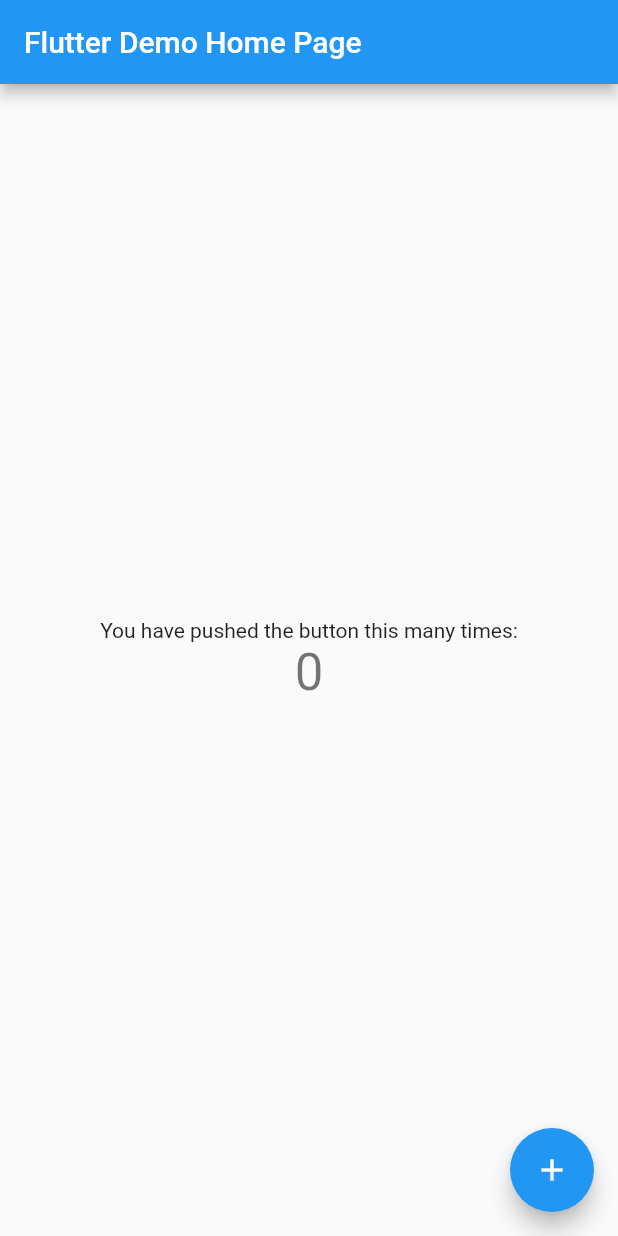
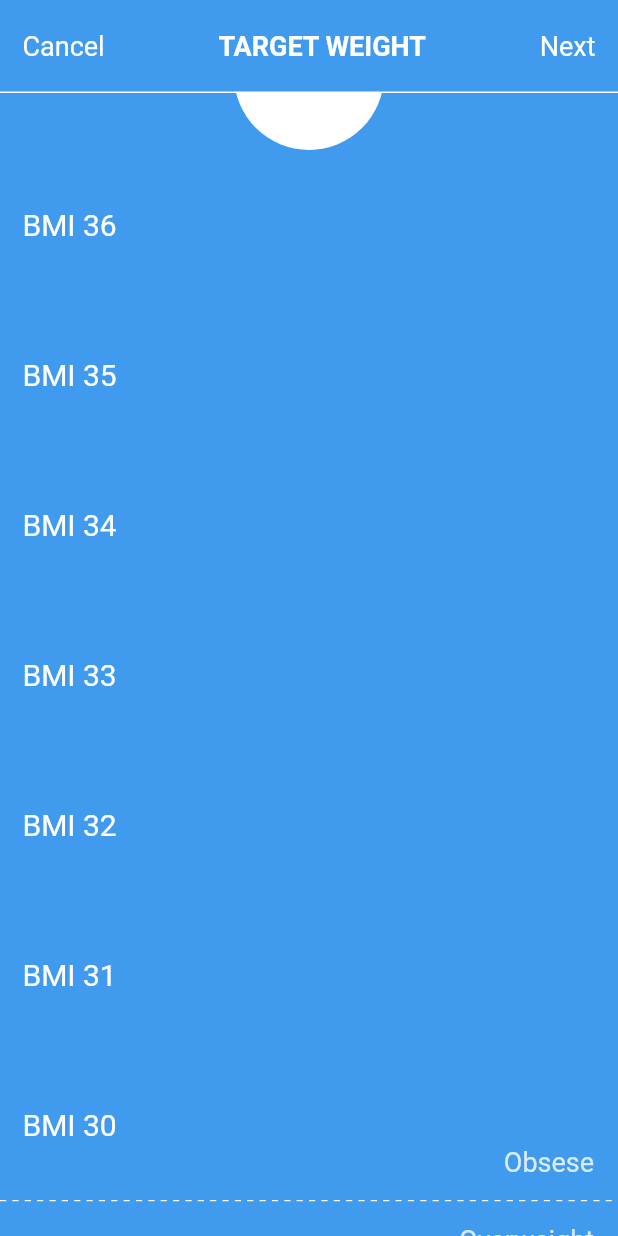
Before and after one commit to tronglv92/withings_health_mate, a Flutter app: the screen it shows after launch, on a phone screen of 412 x 824 dp. Run offline on Flutter 3.47's test engine with Material 2 defaults, Android fonts, the phone set to English and light mode, and no system bars; missing offline and left inert: interpolate.

Commit message:
complete animation

```diff
--- a/lib/main.dart
+++ b/lib/main.dart
@@ -1,4 +1,5 @@
 import 'package:flutter/material.dart';
+import 'package:withings_health_mate/pages/weight_target_page.dart';
 
 void main() {
   runApp(MyApp());
@@ -22,92 +23,7 @@ class MyApp extends StatelessWidget {
         // is not restarted.
         primarySwatch: Colors.blue,
       ),
-      home: MyHomePage(title: 'Flutter Demo Home Page'),
+      home: WeightTargetPage(),
     );
   }
 }
-
-class MyHomePage extends StatefulWidget {
-  MyHomePage({Key key, this.title}) : super(key: key);
-
-  // This widget is the home page of your application. It is stateful, meaning
-  // that it has a State object (defined below) that contains fields that affect
-  // how it looks.
-
-  // This class is the configuration for the state. It holds the values (in this
-  // case the title) provided by the parent (in this case the App widget) and
-  // used by the build method of the State. Fields in a Widget subclass are
-  // always marked "final".
-
-  final String title;
-
-  @override
-  _MyHomePageState createState() => _MyHomePageState();
-}
-
-class _MyHomePageState extends State<MyHomePage> {
-  int _counter = 0;
-
-  void _incrementCounter() {
-    setState(() {
-      // This call to setState tells the Flutter framework that something has
-      // changed in this State, which causes it to rerun the build method below
-      // so that the display can reflect the updated values. If we changed
-      // _counter without calling setState(), then the build method would not be
-      // called again, and so nothing would appear to happen.
-      _counter++;
-    });
-  }
-
-  @override
-  Widget build(BuildContext context) {
-    // This method is rerun every time setState is called, for instance as done
-    // by the _incrementCounter method above.
-    //
-    // The Flutter framework has been optimized to make rerunning build methods
-    // fast, so that you can just rebuild anything that needs updating rather
-    // than having to individually change instances of widgets.
-    return Scaffold(
-      appBar: AppBar(
-        // Here we take the value from the MyHomePage object that was created by
-        // the App.build method, and use it to set our appbar title.
-        title: Text(widget.title),
-      ),
-      body: Center(
-        // Center is a layout widget. It takes a single child and positions it
-        // in the middle of the parent.
-        child: Column(
-          // Column is also a layout widget. It takes a list of children and
-          // arranges them vertically. By default, it sizes itself to fit its
-          // children horizontally, and tries to be as tall as its parent.
-          //
-          // Invoke "debug painting" (press "p" in the console, choose the
-          // "Toggle Debug Paint" action from the Flutter Inspector in Android
-          // Studio, or the "Toggle Debug Paint" command in Visual Studio Code)
-          // to see the wireframe for each widget.
-          //
-          // Column has various properties to control how it sizes itself and
-          // how it positions its children. Here we use mainAxisAlignment to
-          // center the children vertically; the main axis here is the vertical
-          // axis because Columns are vertical (the cross axis would be
-          // horizontal).
-          mainAxisAlignment: MainAxisAlignment.center,
-          children: <Widget>[
-            Text(
-              'You have pushed the button this many times:',
-            ),
-            Text(
-              '$_counter',
-              style: Theme.of(context).textTheme.headline4,
-            ),
-          ],
-        ),
-      ),
-      floatingActionButton: FloatingActionButton(
-        onPressed: _incrementCounter,
-        tooltip: 'Increment',
-        child: Icon(Icons.add),
-      ), // This trailing comma makes auto-formatting nicer for build methods.
-    );
-  }
-}
--- /dev/null
+++ b/lib/pages/appbar_header.dart
@@ -0,0 +1,56 @@
+import 'package:flutter/material.dart';
+import 'package:withings_health_mate/pages/weight_target_page.dart';
+
+class AppbarHeader extends StatelessWidget {
+
+  final Animation<double> animation;
+  AppbarHeader({this.animation});
+  @override
+  Widget build(BuildContext context) {
+    return Positioned(
+      top: 0,
+
+      width: MediaQuery.of(context).size.width,
+      child: AnimatedBuilder(
+        animation: animation,
+        child: Container(
+          decoration: BoxDecoration(
+              color: backgroundColor,
+              border: Border(bottom: BorderSide(width: 1, color: Colors.white))),
+          child: Row(
+            mainAxisAlignment: MainAxisAlignment.spaceBetween,
+            children: [
+              Padding(
+                padding: const EdgeInsets.symmetric(vertical: 20, horizontal: 15),
+                child: Text(
+                  "Cancel",
+                  style: TextStyle(fontSize: 18, color: Colors.white),
+                ),
+              ),
+              Text(
+                "TARGET WEIGHT",
+                style: TextStyle(
+                    fontSize: 18,
+                    color: Colors.white,
+                    fontWeight: FontWeight.bold),
+              ),
+              Padding(
+                padding: const EdgeInsets.symmetric(vertical: 20, horizontal: 15),
+                child: Text(
+                  "Next",
+                  style: TextStyle(fontSize: 18, color: Colors.white),
+                ),
+              ),
+            ],
+          ),
+        ),
+        builder: (BuildContext context, Widget child){
+          return Transform.translate(
+            offset: Offset(0,animation!=null?animation.value:0),
+            child: child,
+          );
+        },
+      ),
+    );
+  }
+}
--- /dev/null
+++ b/lib/pages/cursor.dart
@@ -0,0 +1,36 @@
+import 'package:flutter/material.dart';
+import 'package:withings_health_mate/pages/weight_target_page.dart';
+class Cursor extends StatelessWidget {
+  final double scale;
+  final String kg;
+  Cursor({this.scale,this.kg});
+  @override
+  Widget build(BuildContext context) {
+
+    return Positioned.fill(
+
+
+      child: Center(
+        child: Transform.scale(
+          scale:scale,
+          child: Container(
+            height: 100,
+            width: 100,
+            decoration: BoxDecoration(
+                color: backgroundColor,
+                borderRadius: BorderRadius.circular(50),
+            border: Border.all(width: 2,color: Colors.white,)
+            ),
+            child: Center(
+              child:  Text(
+                kg,
+                style: TextStyle(fontSize: 24, color: Colors.white),
+              ),
+            ),
+
+          ),
+        ),
+      ),
+    );
+  }
+}
--- /dev/null
+++ b/lib/pages/main_cursor.dart
@@ -0,0 +1,43 @@
+import 'package:flutter/material.dart';
+
+import 'weight_target_page.dart';
+
+class MainCursor extends StatelessWidget {
+  final double top;
+  final String kg;
+  final Animation<double> animation;
+
+  MainCursor({this.top, this.kg,this.animation});
+
+  @override
+  Widget build(BuildContext context) {
+    final Size size = MediaQuery.of(context).size;
+
+    return Positioned(
+      // top: size.height/2-SIZE_MAIN_CURSOR/2,
+      top: top,
+      left: size.width / 2 - SIZE_MAIN_CURSOR / 2,
+
+      child: AnimatedBuilder(
+        animation:animation ,
+        child: Container(
+          height: SIZE_MAIN_CURSOR,
+          width: SIZE_MAIN_CURSOR,
+          decoration: BoxDecoration(
+            color: Colors.white,
+            borderRadius: BorderRadius.circular(50),
+          ),
+          child: Center(
+            child: Text(
+              kg,
+              style: TextStyle(fontSize: 30, color: backgroundColor),
+            ),
+          ),
+        ),
+        builder: (BuildContext context, Widget child){
+          return Transform.scale(scale: animation.value,child: child,);
+        },
+      ),
+    );
+  }
+}
--- /dev/null
+++ b/lib/pages/opposite_cursor.dart
@@ -0,0 +1,24 @@
+import 'package:flutter/material.dart';
+class OppositeCursor extends StatelessWidget {
+  final double top;
+  OppositeCursor({this.top});
+  @override
+  Widget build(BuildContext context) {
+    final Size size=MediaQuery.of(context).size;
+    return Positioned(
+      top: top,
+      left: size.width/2-25/2,
+      height: 25,
+      width: 25,
+      child: Container(
+        decoration: BoxDecoration(
+            color: Colors.white,
+
+            borderRadius: BorderRadius.circular(25/2),
+
+        ),
+
+      ),
+    );
+  }
+}
--- /dev/null
+++ b/lib/pages/separator.dart
@@ -0,0 +1,24 @@
+import 'package:flutter/material.dart';
+
+class Separator extends StatelessWidget {
+  Separator({this.dash = 50});
+
+  final int dash;
+
+  @override
+  Widget build(BuildContext context) {
+    double width = (MediaQuery.of(context).size.width / (dash * 2));
+
+    return Row(
+      children: [
+        for (int i = 0; i < dash; i++)
+          Container(
+            width: width,
+            height: 1,
+            color: Colors.white,
+            margin: EdgeInsets.only(right: width),
+          )
+      ],
+    );
+  }
+}
--- /dev/null
+++ b/lib/pages/weight_target_page.dart
@@ -0,0 +1,285 @@
+import 'package:flutter/material.dart';
+import 'package:interpolate/interpolate.dart';
+import 'package:withings_health_mate/helper/scale_linear.dart';
+import 'package:withings_health_mate/pages/opposite_cursor.dart';
+import 'package:withings_health_mate/pages/separator.dart';
+import 'package:withings_health_mate/widgets/appbar_empty.dart';
+import 'dart:math' as math;
+
+import 'appbar_header.dart';
+import 'cursor.dart';
+import 'line.dart';
+import 'main_cursor.dart';
+
+const double ROW_HEIGHT = 100;
+const Color backgroundColor = Color.fromRGBO(64, 154, 238, 1.0);
+const double SIZE_MAIN_CURSOR = 100;
+
+class WeightTargetPage extends StatefulWidget {
+  @override
+  _WeightTargetPageState createState() => _WeightTargetPageState();
+}
+
+class _WeightTargetPageState extends State<WeightTargetPage>
+    with TickerProviderStateMixin {
+  double weightBody = 84;
+  double heightBody = 1.77;
+  int from;
+  int to;
+
+  Map<int, String> separators = {
+    18: "Underweight",
+    19: "Healthy weight",
+    24: "Healthy weight",
+    25: "Overweight",
+    29: "Overweight",
+    30: "Obsese",
+  };
+
+  ScrollController _scrollController;
+  double scrollPosition = 0;
+  double middlePositionScroll;
+
+  Interpolate ipTranslateY;
+  Interpolate ipTranslateY2;
+  Interpolate ipScale;
+  Interpolate ipHeightLine;
+  Interpolate ipBMIToPositionScroll;
+  Interpolate ipPositionToBMI;
+
+  // ScaleLinear _scaleLinear;
+
+  String totalKg = "";
+  String relativeKg = "";
+
+  AnimationController _controllerHeader;
+  Animation<double> topOffset;
+
+  AnimationController _controllerMainCursor;
+  Animation<double> _scaleMainCursor;
+
+  @override
+  void initState() {
+    // TODO: implement initState
+    super.initState();
+
+    int BMI = (weightBody / (heightBody * heightBody)).round();
+    from = BMI - 10;
+    to = BMI + 10;
+
+    _scrollController = ScrollController();
+    _scrollController.addListener(() {
+      setState(() {
+        scrollPosition = _scrollController.offset;
+        if (ipBMIToPositionScroll != null && ipPositionToBMI != null) {
+          update(scrollPosition);
+        }
+      });
+    });
+    initAnimationHeader();
+    // Tween(begin: ,end: ).l
+    WidgetsBinding.instance.addPostFrameCallback((timeStamp) {
+      final Size size = MediaQuery.of(context).size;
+      final bottomPadding = MediaQuery.of(context).padding.bottom;
+      final topPadding = MediaQuery.of(context).padding.top;
+      // double endPositionScroll = 21 * ROW_HEIGHT - size.height;
+      // middlePositionScroll = endPositionScroll / 2;
+      // _scrollController.jumpTo(middlePositionScroll);
+
+      initInterpolate(size, bottomPadding, topPadding);
+      scrollToDefaultValue();
+    });
+  }
+
+  void initInterpolate(Size size, double bottomPadding, double topPadding) {
+    double heightScreen = size.height - bottomPadding - topPadding;
+    List<double> inputRange = [0, 21 * ROW_HEIGHT - heightScreen];
+    ipTranslateY = Interpolate(
+        inputRange: inputRange,
+        outputRange: [0, heightScreen - SIZE_MAIN_CURSOR],
+        extrapolate: Extrapolate.clamp);
+    ipTranslateY2 = Interpolate(
+        inputRange: inputRange,
+        outputRange: [heightScreen - 50, 0],
+        extrapolate: Extrapolate.clamp);
+    ipScale = Interpolate(
+      inputRange: [inputRange[0], inputRange[1] / 2, inputRange[1]],
+      outputRange: [0.5, 1, 0.5],
+    );
+    ipHeightLine = Interpolate(
+        inputRange: [inputRange[0], inputRange[1] / 2, inputRange[1]],
+        outputRange: [heightScreen - 150, 25, heightScreen - 100],
+        extrapolate: Extrapolate.clamp);
+
+    ipBMIToPositionScroll = Interpolate(
+        inputRange: [from.toDouble(), to.toDouble()],
+        outputRange: [21 * ROW_HEIGHT - heightScreen, 0],
+        extrapolate: Extrapolate.clamp);
+    ipPositionToBMI = Interpolate(
+        inputRange: [0, 21 * ROW_HEIGHT - heightScreen],
+        outputRange: [to.toDouble(), from.toDouble()],
+        extrapolate: Extrapolate.clamp);
+    // _scaleLinear = ScaleLinear(
+    //     inputRange: [from.toDouble(), to.toDouble()], outputRange: [0, 21 * ROW_HEIGHT - heightScreen]);
+  }
+
+  void initAnimationHeader() {
+    _controllerHeader =
+        AnimationController(vsync: this, duration: Duration(milliseconds: 300));
+    final Animation<double> curve =
+        CurvedAnimation(parent: _controllerHeader, curve: Curves.ease);
+    topOffset = Tween<double>(begin: 0, end: -300).animate(curve);
+
+    _controllerMainCursor = AnimationController(
+        vsync: this, duration: Duration(milliseconds: 2000));
+
+    _scaleMainCursor =
+        Tween<double>(begin: 1, end: 1.2).animate(CurvedAnimation(
+            parent: _controllerMainCursor,
+            curve: Interval(
+              0.8,
+              1,
+              curve: Curves.elasticOut,
+            )));
+  }
+
+  void scrollToDefaultValue() {
+    double BMI = (weightBody / (heightBody * heightBody));
+
+    double position = ipBMIToPositionScroll.eval(BMI);
+
+    _scrollController.jumpTo(position);
+  }
+
+  void update(double value) {
+    double BMI = ipPositionToBMI.eval(value);
+
+    double kg = BMI * heightBody * heightBody;
+    totalKg = ((kg * 2).round() / 2).toStringAsFixed(1);
+    relativeKg = (((kg - weightBody) * 2).round() / 2).toStringAsFixed(1);
+  }
+
+  @override
+  void dispose() {
+    // TODO: implement dispose
+    _scrollController?.dispose();
+    _controllerHeader?.dispose();
+    _controllerMainCursor?.dispose();
+    super.dispose();
+  }
+
+  @override
+  Widget build(BuildContext context) {
+
+    return Scaffold(
+      backgroundColor: backgroundColor,
+      body: SafeArea(
+        child: Stack(
+          children: [
+            NotificationListener(
+              onNotification: (t) {
+                if (t is ScrollEndNotification) {
+                  _controllerHeader?.reverse();
+                  _controllerMainCursor?.reset();
+                  _controllerMainCursor?.repeat();
+                } else if (t is ScrollStartNotification) {
+                  _controllerHeader?.reset();
+                  _controllerHeader?.forward();
+
+                  _controllerMainCursor?.reset();
+                }
+                return true;
+              },
+              child: ListView(
+                controller: _scrollController,
+                physics: ClampingScrollPhysics(),
+                children: _buildListBMI().reversed.toList(),
+              ),
+            ),
+
+            Positioned.fill(
+                child: IgnorePointer(
+              ignoring: true,
+              child: Stack(
+                children: [
+
+                  Line(scrollPosition: scrollPosition,ipTranslateY: ipTranslateY,ipTranslateY2: ipTranslateY2,),
+                  OppositeCursor(
+                    top: ipTranslateY2 != null
+                        ? ipTranslateY2.eval(scrollPosition)
+                        : 0,
+                  ),
+                  Cursor(
+                    scale: ipScale != null ? ipScale.eval(scrollPosition) : 0,
+                    kg: relativeKg,
+                  ),
+                  MainCursor(
+                    top: ipTranslateY != null
+                        ? ipTranslateY.eval(scrollPosition)
+                        : 0,
+                    kg: totalKg,
+                    animation: _scaleMainCursor,
+                  ),
+                ],
+              ),
+            )),
+            topOffset!=null?AppbarHeader(animation: topOffset,):Container(),
+          ],
+        ),
+      ),
+    );
+  }
+
+  List<Widget> _buildListBMI() {
+    int range = to - from + 1;
+    List<Widget> results = [];
+    for (int i = 0; i < range; i++) {
+      int BMI = from + i;
+      String label = separators[BMI];
+      bool opening = separators[BMI - 1] != null;
+      results.add(Container(
+        key: Key(i.toString()),
+        // color: Colors.red,
+        decoration: BoxDecoration(
+            // border: Border.all(color: Colors.white,width: 1),
+            color: backgroundColor),
+
+        child: Column(
+          children: [
+            Container(
+              height: ROW_HEIGHT,
+              child: Row(
+                mainAxisAlignment: MainAxisAlignment.spaceBetween,
+                children: [
+                  Padding(
+                    padding: const EdgeInsets.symmetric(horizontal: 15),
+                    child: Text(
+                      "BMI " + BMI.toString(),
+                      style: TextStyle(fontSize: 20, color: Colors.white),
+                    ),
+                  ),
+                  if (label != null)
+                    Align(
+                      alignment: opening == true
+                          ? Alignment.bottomRight
+                          : Alignment.topRight,
+                      child: Padding(
+                        padding: const EdgeInsets.symmetric(
+                            horizontal: 16, vertical: 15),
+                        child: Text(label,
+                            style: TextStyle(
+                                fontSize: 18,
+                                color: Colors.white.withOpacity(0.8))),
+                      ),
+                    ),
+                ],
+              ),
+            ),
+            if (opening == true && label != null) Separator()
+          ],
+        ),
+      ));
+    }
+    return results;
+  }
+}
--- a/pubspec.yaml
+++ b/pubspec.yaml
@@ -28,6 +28,7 @@ dependencies:
   # The following adds the Cupertino Icons font to your application.
   # Use with the CupertinoIcons class for iOS style icons.
   cupertino_icons: ^1.0.2
+  interpolate: ^1.0.2+2
 
 dev_dependencies:
   flutter_test:
```
Also changed, not shown: lib/helper/scale_linear.dart (added, +47 -0 lines), lib/pages/line.dart (added, +39 -0 lines), lib/pages/overlays.dart (added, +11 -0 lines), lib/pages/scale.dart (added, +7 -0 lines), lib/widgets/appbar_empty.dart (added, +22 -0 lines), pubspec.lock.
